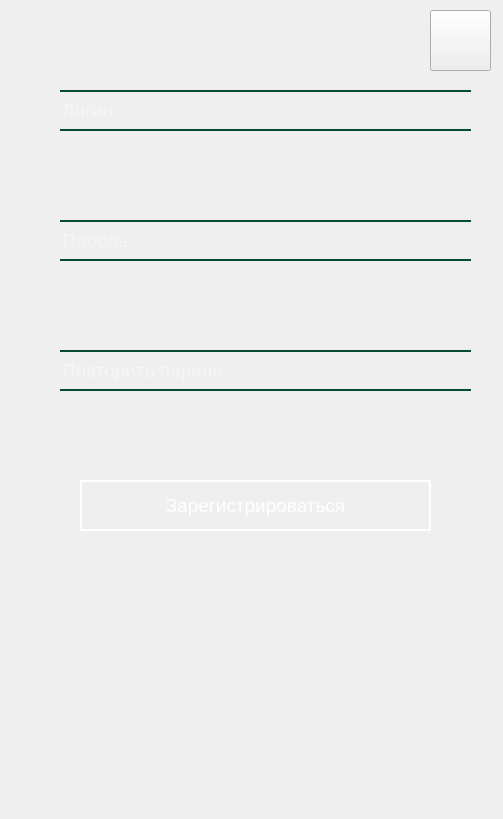
Before: the Qt Designer form UIs/UserAdd.ui in Cheshuyka/BookFoU, drawn with Qt 5.
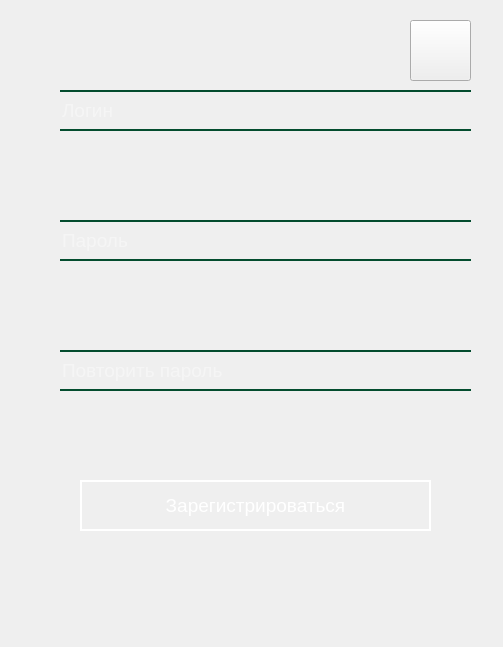
After: the same form once the commit is applied. Icons and pictures are not drawn.

Diff of the .ui file:
```diff
--- a/UIs/UserAdd.ui
+++ b/UIs/UserAdd.ui
@@ -7,7 +7,7 @@
     <x>0</x>
     <y>0</y>
     <width>503</width>
-    <height>819</height>
+    <height>647</height>
    </rect>
   </property>
   <property name="windowTitle">
@@ -170,7 +170,7 @@
      <x>20</x>
      <y>10</y>
      <width>471</width>
-     <height>801</height>
+     <height>621</height>
     </rect>
    </property>
    <property name="styleSheet">
@@ -183,8 +183,8 @@
   <widget class="QPushButton" name="exitButton">
    <property name="geometry">
     <rect>
-     <x>430</x>
-     <y>10</y>
+     <x>410</x>
+     <y>20</y>
      <width>61</width>
      <height>61</height>
     </rect>
```
